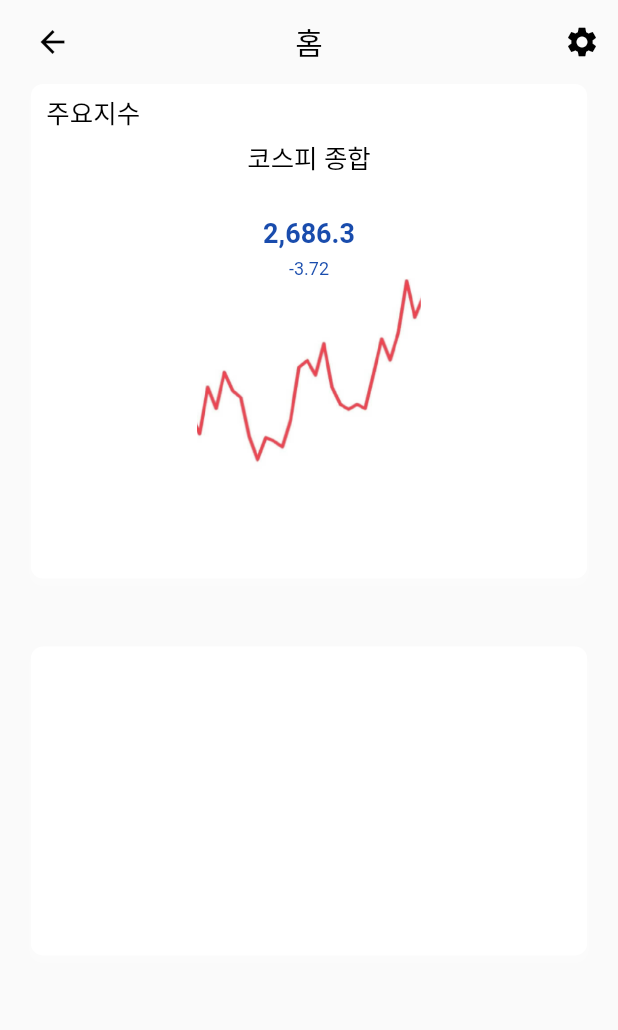
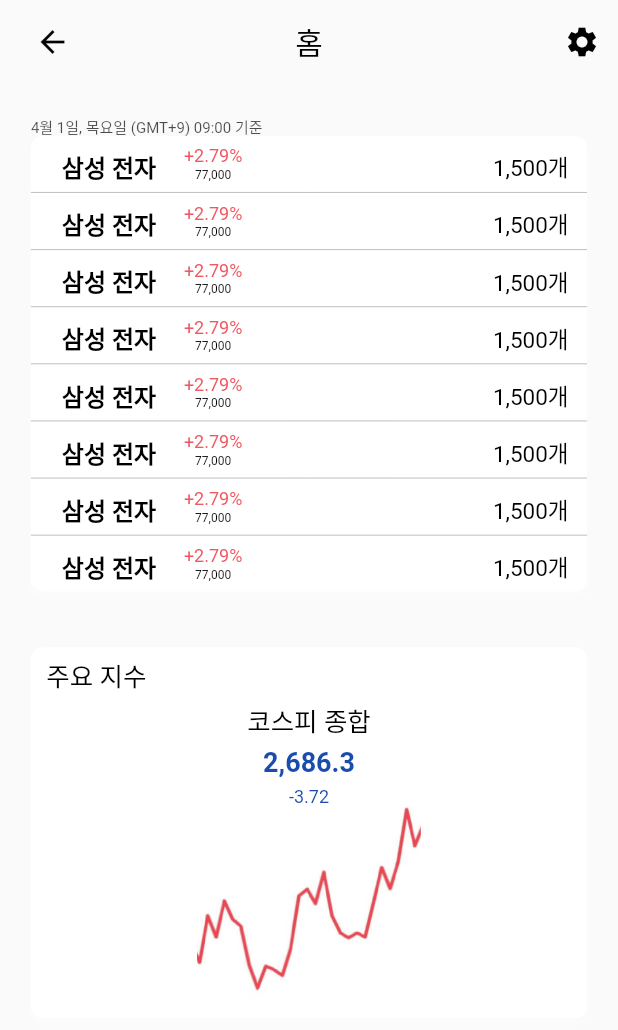
Before and after one commit to kookmin-sw/capstone-2022-07, a Flutter app: the Mainscreen screen opened directly, on a phone screen of 412 x 824 dp. Shown: the top 1030 px of the screen. Run offline on Flutter 3.47's test engine with Material 2 defaults, Android fonts, the phone set to English and light mode, and no system bars; our stand-ins replace badges, firebase_auth, firebase_core, flutter_svg, google_nav_bar, google_sign_in and 1 more; accounts and stored records are empty; Roboto replaces fonts that are missing (ABeeZee, Content).

Commit message:
=chg mainscreen.dart idonknow widget to TopstockList =chg mainscreen.dart Topstock & Stockindex position

```diff
--- a/flutter_application_1/lib/Color/Color.dart
+++ b/flutter_application_1/lib/Color/Color.dart
@@ -2,6 +2,6 @@
 
 import 'package:flutter/material.dart';
 
-const SEARCH = Color.fromRGBO(0, 0, 0, 0.25);
+const GREY = Color.fromRGBO(0, 0, 0, 0.25);
 const CHART_MINUS = Color.fromRGBO(0, 57, 164, 0.9);
 const CHART_PLUS = Color.fromRGBO(238, 71, 81, 0.9);
--- a/flutter_application_1/lib/Components/stock_list.dart
+++ b/flutter_application_1/lib/Components/stock_list.dart
@@ -39,7 +39,7 @@
   volume = intl.format(volume);
 
   return Container(
-    height: size.height * 0.18,
+    height: size.height * 0.185,
     width: size.width * 0.9,
     decoration: widgetBoxDecoration(8,255,4,255),
     padding: EdgeInsets.symmetric(
@@ -176,6 +176,7 @@
                       ),
                       child: Row(
                         children: [
+                          // Firebase 적용 사항
                           const Text(
                             '자세히',
                             style: TextStyle(
@@ -187,7 +188,7 @@
                           ),
                           SizedBox(width: size.width * 0.03),
                           SvgPicture.asset(
-                              'assets/images/vectorstroketoright.svg',
+                              'assets/icons/vectorstroketoright.svg',
                               semanticsLabel: 'vectorstroketoright')
                         ],
                       ),
--- a/flutter_application_1/lib/screens/mainScreen/mainscreen.dart
+++ b/flutter_application_1/lib/screens/mainScreen/mainscreen.dart
@@ -5,6 +5,7 @@
 // ignore_for_file: prefer_const_constructors, prefer_const_literals_to_create_immutables, sized_box_for_whitespace, avoid_unnecessary_containers, non_constant_identifier_names, prefer_const_constructors_in_immutables
 
 import 'package:flutter/material.dart';
+import 'package:flutter_application_1/Color/Color.dart';
 import 'package:flutter_application_1/Components/main_app_bar.dart';
 import 'package:flutter_application_1/Components/setting_button.dart';
 import 'package:flutter_application_1/Components/widget_box.dart';
@@ -17,12 +18,119 @@
 }
 
 class _MainscreenState extends State<Mainscreen> {
+  // 기사 많이 나온 종목
+  Widget Topstocklist(Size size) {
+    return Container(
+        child : Column(
+            crossAxisAlignment: CrossAxisAlignment.start,
+            children: [
+              Text(
+                '4월 1일, 목요일 (GMT+9) 09:00 기준',
+                style: TextStyle(
+                  color: Color.fromRGBO(0, 0, 0, 0.7),
+                  fontFamily : 'Content',
+                  fontSize : 10,
+                  fontWeight : FontWeight.normal,
+                  height : 1,
+                ),
+              )// Firebase 적용 사항
+              ,
+              Container(
+                  width: size.width * 0.9,
+
+                  decoration: widgetBoxDecoration(8, 255, 4, 255),
+                  child : Column(
+                    children: [ // Firebase 적용 사항
+                      Topstock(size), Divider(height : 1,color : GREY),
+                      Topstock(size), Divider(height : 1,color : GREY),
+                      Topstock(size), Divider(height : 1,color : GREY),
+                      Topstock(size), Divider(height : 1,color : GREY),
+                      Topstock(size), Divider(height : 1,color : GREY),
+                      Topstock(size), Divider(height : 1,color : GREY),
+                      Topstock(size), Divider(height : 1,color : GREY),
+                      Topstock(size),
+
+
+                    ],
+                  ))
+            ]
+        )
+    );
+  }
+
+  Widget Topstock(Size size){
+    return Container(
+        width: size.width *  0.9,
+        height: size.height * 0.37 * 0.1,
+        margin : EdgeInsets.only(left : size.width * 0.05, top : size.height * 0.008, right: size.width* 0.03),
+        child : Row(
+          children: [
+            Container(
+
+                child: Text(
+                  '삼성 전자',  //Firebase 적용사항
+                  style: TextStyle(
+                      color: Color.fromRGBO(0, 0, 0, 1),
+                      fontFamily: 'ABeeZee',
+                      fontSize: 16,
+                      fontWeight: FontWeight.bold,
+                      height: 1.2),
+                )
+
+            ),
+            Container(
+                margin: EdgeInsets.only(left: size.width * 0.9 * 0.05),
+                alignment: Alignment.center,
+                child : Column(
+                  children: [
+                    Text(
+                      '+2.79%', //Firebase 적용사항
+                      style: TextStyle(
+                          color: CHART_PLUS,
+                          fontFamily: 'Content',
+                          fontSize: 12,
+                          fontWeight: FontWeight.normal,
+                          height: 1.2),),
+                    Text(
+                      '77,000', //Firebase 적용사항
+                      style: TextStyle(
+                          color: Color.fromRGBO(0, 0, 0, 1),
+                          fontFamily: 'Content',
+                          fontSize: 8,
+                          fontWeight: FontWeight.normal,
+                          height: 1.2),
+                    )
+                  ],
+
+
+                )
+            ),
+            Expanded(
+
+                child: Text(
+                  '1,500개', //Firebase 적용사항
+                  textAlign: TextAlign.right,
+                  style: TextStyle(
+                      color: Color.fromRGBO(0, 0, 0, 1),
+                      fontFamily: 'ABeeZee',
+                      fontSize: 15,
+                      fontWeight: FontWeight.normal,
+                      height: 1.2),
+                )
+
+            ),
+
+          ],
+        )
+    );
+  }
+
 // 주요지수를 알려주는 위젯
   Widget Stockindex(Size size) {
     return Center(
       child: Container(
         width: size.width * 0.9,
-        height: size.height * 0.4,
+        height: size.height * 0.3,
         decoration: widgetBoxDecoration(8, 255, 4, 255),
         child: Column(
           children: [
@@ -32,7 +140,7 @@
               width: size.width * 0.9,
               height: size.height * 0.4 * 0.13,
               child: Text(
-                '주요지수',
+                '주요 지수',
                 textAlign: TextAlign.left,
                 style: TextStyle(
                     color: Color.fromRGBO(0, 0, 0, 1),
@@ -46,7 +154,7 @@
               children: [
                 Container(
                   width: size.width * 0.9,
-                  height: size.height * 0.4 * 0.15,
+                  height: size.height * 0.4 * 0.08,
                   child: Text(
                     '코스피 종합',
                     textAlign: TextAlign.center,
@@ -90,13 +198,6 @@
     );
   }
 
-//뭐넣을지 미정
-  Widget Idontknow(Size size) {
-    return Container(
-        width: size.width * 0.9,
-        height: size.height * 0.25,
-        decoration: widgetBoxDecoration(8, 255, 4, 255));
-  }
 
   @override
   Widget build(BuildContext context) {
@@ -106,9 +207,13 @@
       body: SafeArea(
         child: Column(
           children: [
+
+            SizedBox(height: size.height * 0.03),
+            Topstocklist(size),
+            SizedBox(height: size.height * 0.045),
             Stockindex(size),
-            SizedBox(height: size.height * 0.055),
-            Idontknow(size)
+
+
           ],
         ),
       ),
--- a/flutter_application_1/lib/screens/mainScreen/searchscreen.dart
+++ b/flutter_application_1/lib/screens/mainScreen/searchscreen.dart
@@ -46,7 +46,7 @@
           ),
           boxShadow: [
             BoxShadow(
-                color: SEARCH,
+                color: GREY,
                 offset: Offset(0,-2.5),
                 blurRadius: 2,
                 blurStyle: BlurStyle.inner
@@ -63,6 +63,7 @@
                     semanticsLabel: 'search'
                 )
             ),
+            // Firebase 적용 사항
             Expanded(
               child: Text(
                 '찾으시는 종목을 입력하세요', textAlign: TextAlign.left, style: TextStyle(
--- a/flutter_application_1/lib/screens/mainScreen/stockscreen.dart
+++ b/flutter_application_1/lib/screens/mainScreen/stockscreen.dart
@@ -104,6 +104,7 @@
                 )
             ),
             // 긍/부정
+            // Firebase 적용 사항
             Expanded(
                 child : SvgPicture.asset(
                     'assets/icons/nice.svg',
@@ -112,6 +113,7 @@
             ),
 
             //관심
+            // Firebase 적용 사항
             Stack(
               children: [
                 Align(
@@ -135,6 +137,7 @@
   }
 
 // 종목 차트
+  // Firebase 적용 사항
   Widget Stockchart(Size size){
 
     return Container(
@@ -288,15 +291,31 @@
   }
 
 //종목 정보
+// Firebase 적용 사항
   Widget Stockinfo(Size size){
 
     return Container(
+        decoration: BoxDecoration(
+
+          borderRadius : BorderRadius.only(
+            topLeft: Radius.circular(8),
+            topRight: Radius.circular(8),
+            bottomLeft: Radius.circular(8),
+            bottomRight: Radius.circular(8),
+          ),
+          color : Colors.white,
+          boxShadow : [
+            BoxShadow(
+                color: Color.fromRGBO(0, 0, 0, 0.25),
+                offset: Offset(0,4),
+                blurRadius: 2
+            )],
+        ),
         width : size.width*0.9,
-        height: size.height*0.08,
-        color: Colors.white,
         child :ExpansionTile(
-
-          title: Text(
+          initiallyExpanded : !false,
+          title: Container(
+            child :Text(
                 '종목정보',
                 textAlign: TextAlign.left,
                 style: TextStyle(
@@ -305,38 +324,11 @@
                   fontSize: size.width * 0.05,
                   fontWeight: FontWeight.normal,
                   height:1,
+                )
           ),
 
+          )
     ),
-          initiallyExpanded : false,
-          children: [
-            Container(
-              decoration: BoxDecoration(
-                borderRadius : BorderRadius.only(
-                  topLeft: Radius.circular(8),
-                  topRight: Radius.circular(8),
-                  bottomLeft: Radius.circular(8),
-                  bottomRight: Radius.circular(8),
-                ),
-                border: Border.all(width:3, color: Colors.black),
-                color : Color.fromRGBO(142, 142, 142, 1),
-                boxShadow : [
-                  BoxShadow(
-                      color: Color.fromRGBO(0, 0, 0, 0.25),
-                      offset: Offset(0,4),
-                      blurRadius: 2
-                  )],
-              ),
-
-              child: Column(
-                children: [
-                  Container(
-                      child : Text('123'))
-                ],
-              ),
-            )
-          ],
-        )
     );
   }
 
--- a/flutter_application_1/lib/screens/start_screen.dart
+++ b/flutter_application_1/lib/screens/start_screen.dart
@@ -28,7 +28,7 @@
     Stockscreen(),
   ];
 
-  int selectedIndex = 0;
+  int selectedIndex = 3;
   int badge = 0;
   final padding = EdgeInsets.symmetric(horizontal: 18, vertical: 12);
   double gap = 10;
```
Lines whose indentation alone changed are shown as unchanged.
